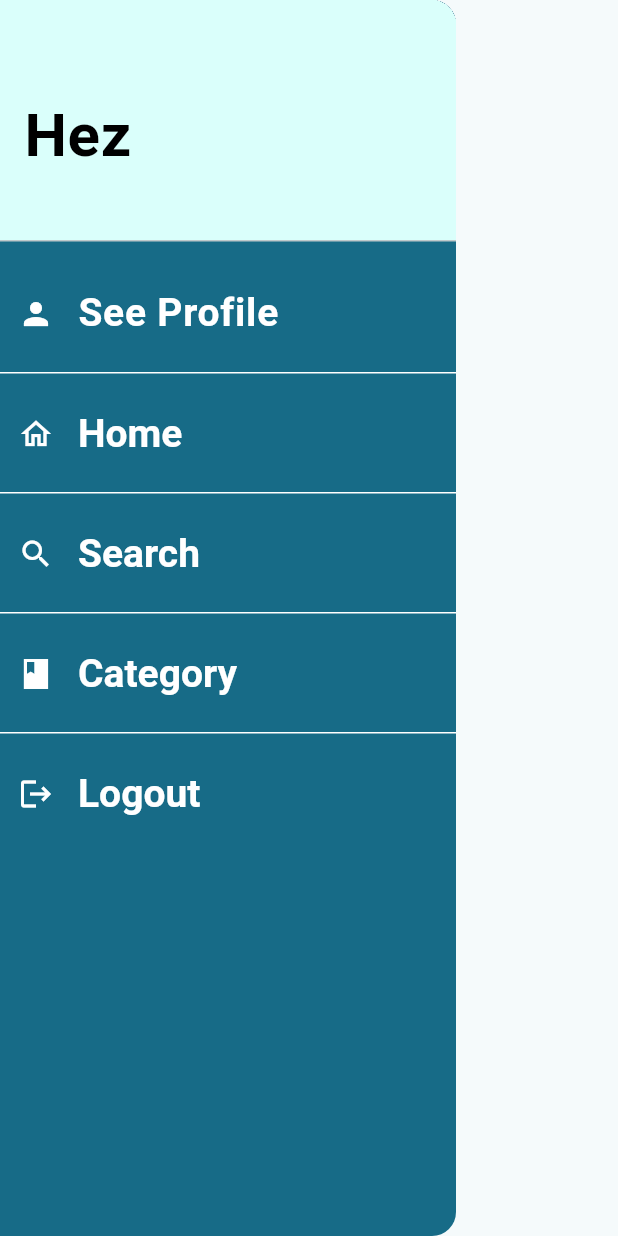
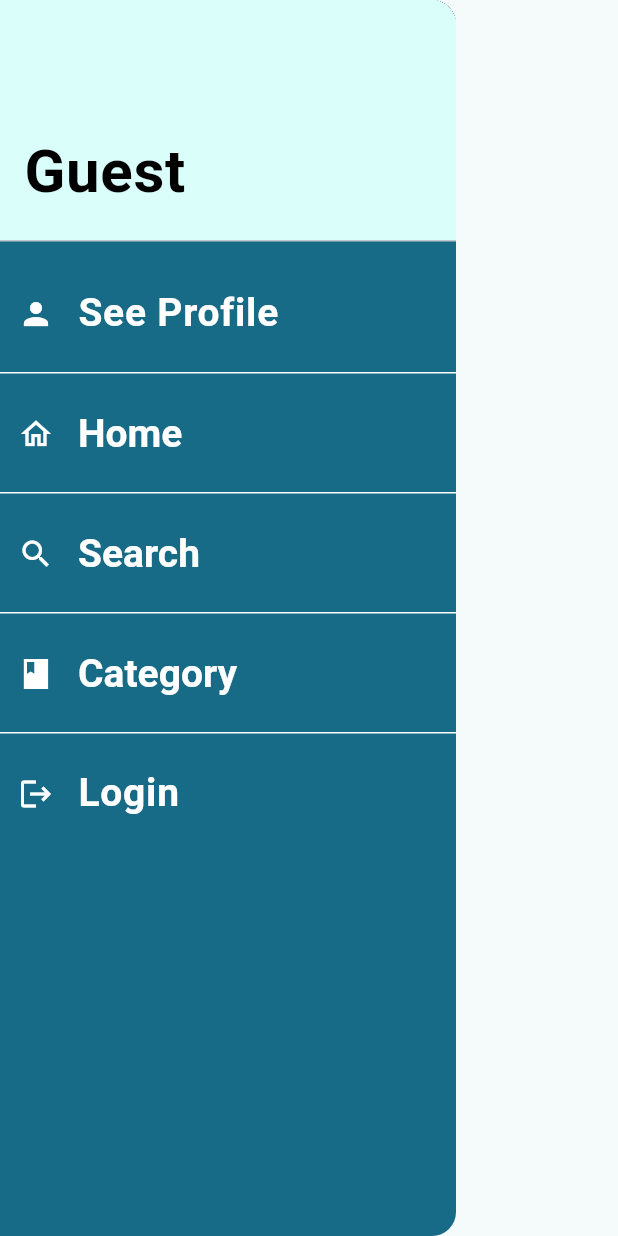
Before and after one commit to AyamPanapis/mybooklist-mobile, a Flutter app: the LeftDrawer widget shown alone on an empty page, opened directly, on a phone screen of 412 x 824 dp. Run offline on Flutter 3.47's test engine with Material 3 defaults, Android fonts, the phone set to English and light mode, and no system bars; missing offline and left inert: pbp_django_auth; network calls fail; key blocks and very long unbroken strings in the code were emptied for the run.

Commit message:
working on drawer

```diff
--- a/lib/widgets/left_drawer.dart
+++ b/lib/widgets/left_drawer.dart
@@ -6,31 +6,78 @@ import 'package:pbp_django_auth/pbp_django_auth.dart';
 import 'package:provider/provider.dart';
 import 'package:mybooklistmobile/models/drawer_models.dart';
 import 'package:mybooklistmobile/screens/profile/profile_page.dart';
+import 'package:http/http.dart' as http;
+import 'dart:convert';
 
-class LeftDrawer extends StatelessWidget {
-  const LeftDrawer({Key? key});
+class LeftDrawer extends StatefulWidget {
+  const LeftDrawer({Key? key}) : super(key: key);
+
+  @override
+  _LeftDrawerState createState() => _LeftDrawerState();
+}
+
+class _LeftDrawerState extends State<LeftDrawer> {
+  Future<String> _getUserName(BuildContext context) async {
+    if (context.read<CookieRequest>().loggedIn) {
+      // Make an HTTP request to get the username
+      var response = await http.get(
+        Uri.parse('http://127.0.0.1:8000/auth/user_data/'),
+        headers: {
+          'Content-Type': 'application/json',
+          'Authorization': 'Bearer ${context.read<CookieRequest>()}',
+        },
+      );
+
+      if (response.statusCode == 200) {
+        Map<String, dynamic> userData = json.decode(response.body);
+        return userData['username'];
+      } else {
+        // Handle the error, you can return an error message or throw an exception
+        return "Error getting username";
+      }
+    } else {
+      return "Guest";
+    }
+  }
+
+  Future<String> _inOrout(BuildContext context) async {
+    // Your logic to get the user's name goes here.
+    if (context.read<CookieRequest>().loggedIn) {
+      return "Logout";
+    } else {
+      return "Login";
+    }
+  }
 
   @override
   Widget build(BuildContext context) {
+    final request = context.watch<CookieRequest>();
+
     return Drawer(
       backgroundColor: const Color(0xFF176B87),
       child: ListView(
         children: [
-          const DrawerHeader(
+          DrawerHeader(
             decoration: BoxDecoration(
               color: Color(0xFFDAFFFB),
             ),
             child: Column(
               crossAxisAlignment: CrossAxisAlignment.start,
               children: [
-                Padding(padding: EdgeInsets.only(top: 44)),
-                Text(
-                  'Hez',
+                Padding(padding: EdgeInsets.only(top: 68)),
+                FutureBuilder<String>(
+                  future: Future.delayed(
+                      Duration.zero, () => _getUserName(context)),
+                  builder: (context, AsyncSnapshot<String> snapshot) {
+                    return Text(
+                      snapshot.data ?? "Guest",
                       style: TextStyle(
                         fontSize: 40,
                         fontWeight: FontWeight.bold,
                         color: Colors.black,
                       ),
+                    );
+                  },
                 ),
               ],
             ),
@@ -97,13 +144,22 @@ class LeftDrawer extends StatelessWidget {
               fontSize: 26,
               fontWeight: FontWeight.bold,
             ),
-            onTap: () {
+            onTap: () async {
+              if (request.loggedIn) {
                 Navigator.pushReplacement(
                   context,
                   MaterialPageRoute(
                     builder: (context) => BookDetailPage(),
                   ),
                 );
+              } else {
+                Navigator.pushReplacement(
+                  context,
+                  MaterialPageRoute(
+                    builder: (context) => const LoginApp(),
+                  ),
+                );
+              }
             },
           ),
           Divider(
@@ -131,19 +187,36 @@ class LeftDrawer extends StatelessWidget {
             contentPadding: EdgeInsets.only(top: 12, bottom: 12, left: 12),
             leading: const Icon(Icons.logout),
             iconColor: Colors.white,
-            title: const Text('Logout'),
-            titleTextStyle: TextStyle(
+            title: FutureBuilder<String>(
+              future: Future.delayed(Duration.zero, () => _inOrout(context)),
+              builder: (context, AsyncSnapshot<String> snapshot) {
+                return Text(
+                  snapshot.data ?? "Login",
+                  style: TextStyle(
                     color: Colors.white,
                     fontSize: 26,
                     fontWeight: FontWeight.bold,
                   ),
+                );
+              },
+            ),
             onTap: () {
-              Navigator.push(
+              if (request.loggedIn) {
+                Navigator.pushReplacement(
                   context,
                   MaterialPageRoute(
                     builder: (context) => const LoginApp(),
                   ),
                 );
+              } else {
+                // Navigate to the login page
+                Navigator.pushReplacement(
+                  context,
+                  MaterialPageRoute(
+                    builder: (context) => const LoginApp(),
+                  ),
+                );
+              }
             },
           ),
         ],
```
Lines whose indentation alone changed are shown as unchanged.
